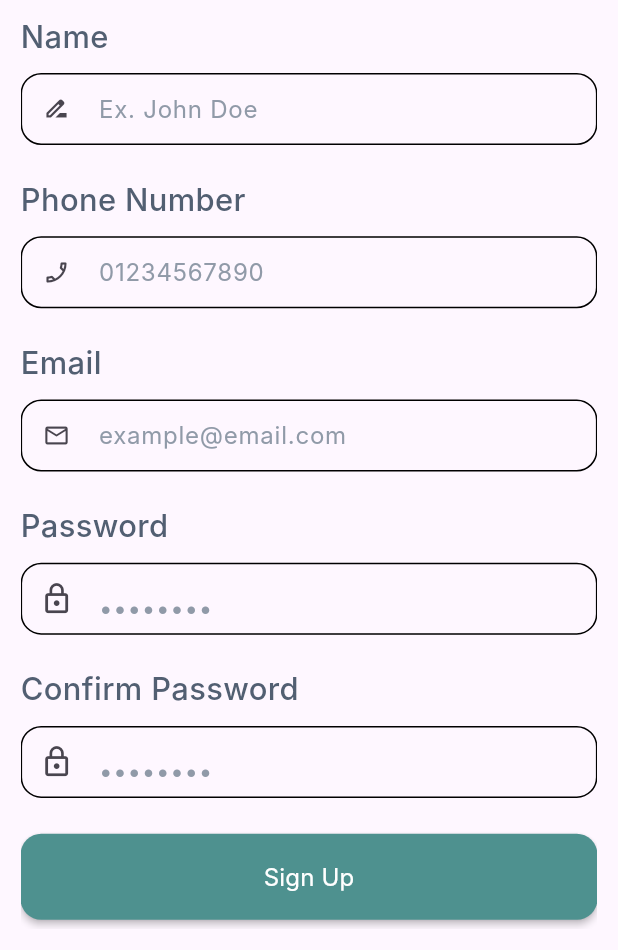
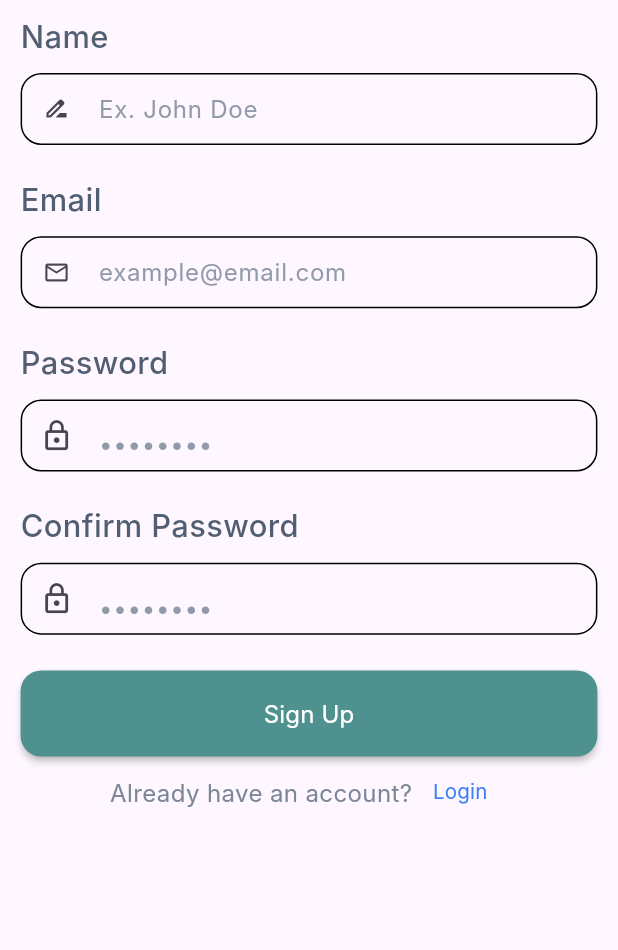
Before and after one commit to pgd8/coursaty, a Flutter app: the LoginView screen opened by its route, after a tap on "Login", after a tap on "Sign Up", on a phone screen of 412 x 824 dp, the part 286-1236 px from its top. Run offline on Flutter 3.47's test engine with Material 3 defaults, Android fonts, the phone set to English and light mode, and no system bars; our stand-ins replace camera, easy_localization, email_validator, flutter_bloc, flutter_screenutil, flutter_svg and 4 more; missing offline and left inert: google_mlkit_face_detection; accounts and stored records are empty; Roboto replaces fonts that are missing (Inter).

Commit message:
feat: integrate login and signup

```diff
--- /dev/null
+++ b/devtools_options.yaml
@@ -0,0 +1,3 @@
+description: This file stores settings for Dart & Flutter DevTools.
+documentation: https://docs.flutter.dev/tools/devtools/extensions#configure-extension-enablement-states
+extensions:
--- /dev/null
+++ b/lib/Core/API/constant_api.dart
@@ -0,0 +1,3 @@
+class ConstantApi {
+  static const baseUrl = 'https://5cc5-197-51-237-44.ngrok-free.app';
+}
--- a/lib/Core/Constants/constants.dart
+++ b/lib/Core/Constants/constants.dart
@@ -1,9 +1,13 @@
 import 'package:flutter/material.dart';
 import 'package:flutter_screenutil/flutter_screenutil.dart';
+import 'package:shared_preferences/shared_preferences.dart';
 
 import '../Themes/color_data.dart';
 
 class Constants {
+
+  static const String kToken = 'kToken';
+
   static double kToolBarHeight = 56.0;
 
   static const String kEgyptianPound = 'E£';
--- a/lib/Core/Themes/assets_manager.dart
+++ b/lib/Core/Themes/assets_manager.dart
@@ -1,6 +1,10 @@
 class AssetsManager {
   static const String imagePath = 'assets/images/';
   static const String svgPath = 'assets/svgs/';
+  static const String lottiePath = 'assets/lottie/';
+
+  //Lottie
+  static const String errorLottie = '${lottiePath}error_lottie.json';
 
   //images
   static const String appLogo = '${imagePath}app_logo.png';
--- a/lib/Core/Themes/style_data.dart
+++ b/lib/Core/Themes/style_data.dart
@@ -480,6 +480,14 @@
     fontFamily: fontFamily,
   );
 
+  static TextStyle textStyleWarning500R14 = TextStyle(
+    color: ColorData.warning500Color,
+    fontWeight: FontWeightStyles.regular,
+    fontSize: 14.sp,
+    height: 0,
+    fontFamily: fontFamily,
+  );
+
   static TextStyle textStyleGray600M14 = TextStyle(
     color: ColorData.gray600Color,
     fontWeight: FontWeightStyles.medium,
--- a/lib/Core/Themes/themes.dart
+++ b/lib/Core/Themes/themes.dart
@@ -11,6 +11,7 @@
       toolbarHeight: Constants.kToolBarHeight,
     ),
     inputDecorationTheme: InputDecorationThemeData(
+      suffixIconColor: ColorData.gray300Color,
       hintStyle: Styles.textStyleGray300R14,
         enabledBorder: OutlineInputBorder(
           borderRadius: BorderRadius.circular(12.r),
--- /dev/null
+++ b/lib/features/Login/presentaion/manager/login_cubit.dart
@@ -0,0 +1,19 @@
+import 'package:coursaty/features/Login/domain/login_repo.dart';
+import 'package:coursaty/features/Login/presentaion/manager/login_state.dart';
+import 'package:flutter_bloc/flutter_bloc.dart';
+
+class LoginCubit extends Cubit<LoginState> {
+  final LoginRepo loginRepo;
+
+  LoginCubit(this.loginRepo) : super(InitialLoginState());
+
+  void login({required String email, required String password}) async {
+    emit(LoadingLoginState());
+    try {
+      await loginRepo.login(data: {'email': email, 'password': password});
+      emit(SuccessLoginState());
+    } catch (e) {
+      emit(ErrorLoginState(e.toString()));
+    }
+  }
+}
--- /dev/null
+++ b/lib/features/Login/presentaion/manager/login_state.dart
@@ -0,0 +1,13 @@
+class LoginState {}
+
+class InitialLoginState extends LoginState{}
+
+class LoadingLoginState extends LoginState{}
+
+class SuccessLoginState extends LoginState{}
+
+class ErrorLoginState extends LoginState{
+  final String message;
+
+  ErrorLoginState(this.message);
+}
--- a/lib/features/Login/presentaion/view/widgets/login_form.dart
+++ b/lib/features/Login/presentaion/view/widgets/login_form.dart
@@ -1,10 +1,14 @@
 import 'package:coursaty/Core/Routing/routes.dart';
+import 'package:coursaty/Core/Shared_Widgets/functions/show_error_dialog.dart';
 import 'package:coursaty/Core/Validations/validators.dart';
 import 'package:coursaty/Core/locale_keys.g.dart';
 import 'package:coursaty/core/Shared_Widgets/main_button_custom.dart';
 import 'package:coursaty/core/Themes/color_data.dart';
+import 'package:coursaty/features/Login/presentaion/manager/login_cubit.dart';
+import 'package:coursaty/features/Login/presentaion/manager/login_state.dart';
 import 'package:easy_localization/easy_localization.dart';
 import 'package:flutter/material.dart';
+import 'package:flutter_bloc/flutter_bloc.dart';
 import 'package:flutter_screenutil/flutter_screenutil.dart';
 import 'package:go_router/go_router.dart';
 
@@ -39,6 +43,9 @@
 
   @override
   Widget build(BuildContext context) {
+    return BlocConsumer<LoginCubit, LoginState>(
+      builder: (context, state) {
+        final cubit = context.read<LoginCubit>();
         return Form(
           key: formKey,
           child: SingleChildScrollView(
@@ -94,7 +101,9 @@
                   color: ColorData.primary500Color,
                   onTap: () {
                     if (formKey.currentState!.validate()) {
-                  context.go(Routes.kHome);
+                      cubit.login(
+                          email: emailController.text,
+                          password: passwordController.text);
                     }
                   },
                 ),
@@ -102,5 +111,15 @@
             ),
           ),
         );
+      },
+      listener: (context, state) {
+        if(state is SuccessLoginState){
+          context.go(Routes.kHome);
+        }
+        if(state is ErrorLoginState){
+          showErrorDialog(context: context, message: state.message);
+        }
+      },
+    );
   }
 }
--- /dev/null
+++ b/lib/features/Sign_Up/presentaion/manager/signup_state.dart
@@ -0,0 +1,13 @@
+class SignupState {}
+
+class InitialSignUpState extends SignupState {}
+
+class LoadingSignUpState extends SignupState {}
+
+class SuccessSignUpState extends SignupState {}
+
+class ErrorSignUpState extends SignupState {
+  final String message;
+
+  ErrorSignUpState(this.message);
+}
--- a/lib/features/Sign_Up/presentaion/view/widgets/signup_form.dart
+++ b/lib/features/Sign_Up/presentaion/view/widgets/signup_form.dart
@@ -1,14 +1,21 @@
+import 'package:coursaty/Core/Shared_Widgets/functions/show_error_dialog.dart';
+import 'package:coursaty/Core/Themes/assets_manager.dart';
+import 'package:coursaty/Core/Themes/unit.dart';
 import 'package:coursaty/Core/Validations/validators.dart';
 import 'package:coursaty/Core/locale_keys.g.dart';
 import 'package:coursaty/core/Shared_Widgets/main_button_custom.dart';
 import 'package:coursaty/core/Themes/color_data.dart';
+import 'package:coursaty/features/Sign_Up/presentaion/manager/signup_state.dart';
 import 'package:easy_localization/easy_localization.dart';
 import 'package:flutter/material.dart';
+import 'package:flutter_bloc/flutter_bloc.dart';
 import 'package:flutter_screenutil/flutter_screenutil.dart';
 import 'package:go_router/go_router.dart';
+import 'package:lottie/lottie.dart';
 
 import '../../../../../core/Themes/style_data.dart';
 import '../../../../../core/routing/routes.dart';
+import '../../manager/signup_cubit.dart';
 
 class SignupForm extends StatefulWidget {
   const SignupForm({super.key});
@@ -48,7 +55,10 @@
 
   @override
   Widget build(BuildContext context) {
-    return Form(
+    return BlocConsumer<SignupCubit, SignupState>(
+     builder: (context, state) {
+       final cubit = context.read<SignupCubit>();
+       return  Form(
          key: formKey,
          child: Column(
            crossAxisAlignment: .start,
@@ -64,20 +74,6 @@
                  isDense: true,
                  hintText: 'Ex. John Doe',
                  prefixIcon: Icon(Icons.drive_file_rename_outline),
-            ),
-          ),
-          SizedBox(height: 20.h),
-          Text(LocaleKeys.kPhoneNumber.tr(), style: Styles.textStyleGray600M18),
-          SizedBox(height: 10.h),
-          TextFormField(
-            validator: Validators.phoneNumber,
-            controller: phoneNumberController,
-            textInputAction: TextInputAction.next,
-            keyboardType: TextInputType.phone,
-            decoration: InputDecoration(
-              isDense: true,
-              hintText: '01234567890',
-              prefixIcon: Icon(Icons.phone_enabled_outlined),
                ),
              ),
              SizedBox(height: 20.h),
@@ -117,7 +113,6 @@
                    icon: !isHidden
                        ? Icon(
                      Icons.visibility_rounded,
-                        color: ColorData.primary500Color,
                      size: 20.r,
                    )
                        : Icon(Icons.visibility_off_outlined),
@@ -151,7 +146,6 @@
                    icon: !isHidden
                        ? Icon(
                      Icons.visibility_rounded,
-                        color: ColorData.primary500Color,
                      size: 20.r,
                    )
                        : Icon(Icons.visibility_off_outlined),
@@ -164,12 +158,26 @@
                color: ColorData.primary500Color,
                onTap: () {
                  if (formKey.currentState!.validate()) {
-                context.go(Routes.kHome);
+                   cubit.createAccount(
+                       name: nameController.text,
+                       email: emailController.text,
+                       password: passwordController.text);
                  }
                },
              ),
            ],
          ),
        );
+     },
+      listener: (context, state) {
+        if(state is SuccessSignUpState){
+          context.go(Routes.kLogin);
+        }
+        if(state is ErrorSignUpState){
+          showErrorDialog(context: context, message: state.message);
+        }
+
+      },
+    );
   }
 }
--- a/pubspec.yaml
+++ b/pubspec.yaml
@@ -45,6 +45,9 @@
   camera: ^0.10.5+5
   google_mlkit_face_detection: any
   google_mlkit_commons: any
+  http: ^1.6.0
+  lottie: ^3.3.2
+  shared_preferences: ^2.5.4
 
 dev_dependencies:
   flutter_test:
@@ -66,6 +69,7 @@
     - assets/images/
     - assets/svgs/
     - assets/translations/
+    - assets/lottie/
   # The following line ensures that the Material Icons font is
   # included with your application, so that you can use the icons in
   # the material Icons class.
```
Also changed, not shown: assets/lottie/error_lottie.json (added, +1 -0 lines), lib/Core/Shared_Widgets/functions/show_error_dialog.dart (added, +40 -0 lines), lib/couraty.dart (+12 -4 lines), lib/features/Login/domain/login_repo.dart (added, +40 -0 lines), lib/features/Sign_Up/domain/signup_repo.dart (added, +37 -0 lines), lib/features/Sign_Up/presentaion/manager/signup_cubit.dart (added, +31 -0 lines), pubspec.lock. Lines whose indentation alone changed are shown as unchanged.
